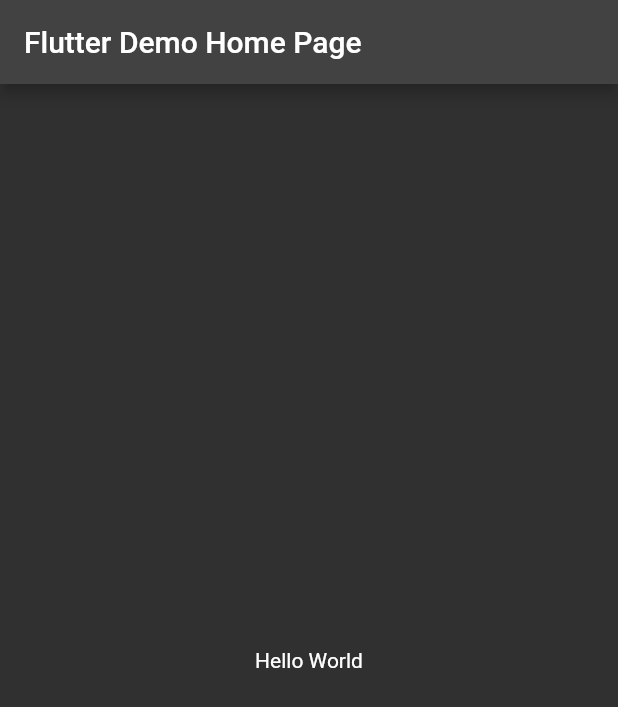
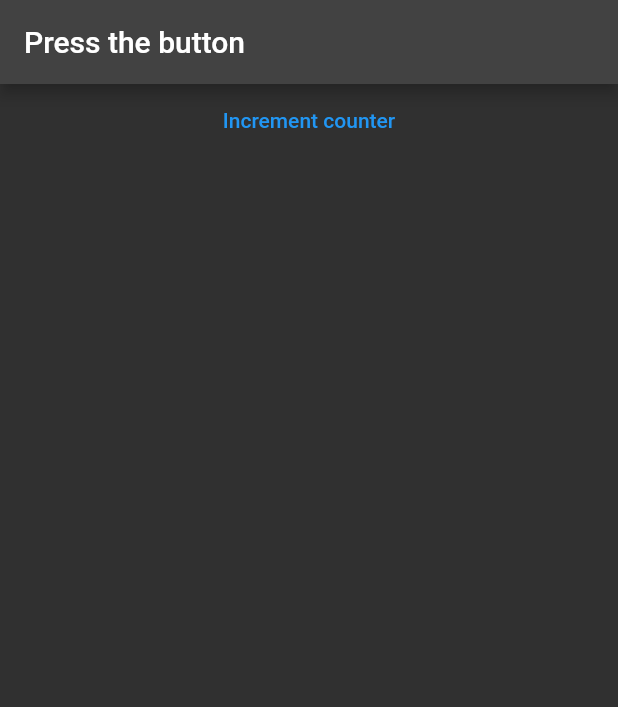
Before and after one commit to Martypose/Riverpod_testing2, a Flutter app: the screen it shows after launch, on a phone screen of 412 x 824 dp. Shown: the top 707 px of the screen. Run offline on Flutter 3.47's test engine with Material 2 defaults, Android fonts, the phone set to English and light mode, and no system bars; our stand-ins replace hooks_riverpod.

Commit message:
Fin de la app, usamos StateNotifierProvider para generar cambios y enviarlos, Consumer para leerlos

```diff
--- a/lib/main.dart
+++ b/lib/main.dart
@@ -1,11 +1,36 @@
 import 'package:flutter/material.dart';
+import 'package:hooks_riverpod/hooks_riverpod.dart';
 
 void main() {
-  runApp(const MyApp());
+  runApp(
+    const ProviderScope(
+      child: App(),
+    ),
+    );
 }
 
-class MyApp extends StatelessWidget {
-  const MyApp({Key? key}) : super(key: key);
+extension OptionalInfixAddition<T extends num> on T? {
+  T? operator +(T? other) {
+    final shadow = this;
+    if (shadow != null) {
+      return shadow + (other ?? 0) as T;
+    } else {
+      return null;
+    }
+  }
+}
+
+class Counter extends StateNotifier<int?> {
+  Counter() : super(null);
+  void increment() => state = state == null ? 1 : state + 1;
+}
+
+final counterProvider = StateNotifierProvider<Counter, int?>(
+  (ref) => Counter(),
+);
+
+class App extends StatelessWidget {
+  const App({Key? key}) : super(key: key);
 
   @override
   Widget build(BuildContext context) {
@@ -18,18 +43,32 @@
   }
 }
 
-class HomePage extends StatelessWidget {
+class HomePage extends ConsumerWidget {
   const HomePage({Key? key}) : super(key: key);
 
   @override
-  Widget build(BuildContext context) {
+  Widget build(BuildContext context, WidgetRef ref) {
     return Scaffold(
       appBar: AppBar(
-        title: const Text('Flutter Demo Home Page'),
+        title: Consumer(
+          builder: (context, ref, child) {
+            final counter = ref.watch(counterProvider);
+            final text = counter == null ? 'Press the button' : '$counter';
+            return Text(text);
+          },
+        ),
       ),
-      body: const Center(
-        child: Text('Hello World'),
-      ),
+      body: Column(
+        crossAxisAlignment: CrossAxisAlignment.stretch,
+        children: [
+            TextButton(
+              onPressed: ref.read(counterProvider.notifier).increment,
+              child: const Text(
+                'Increment counter'
+                ),
+            ),
+        ],
+      )
     );
   }
 }
```
